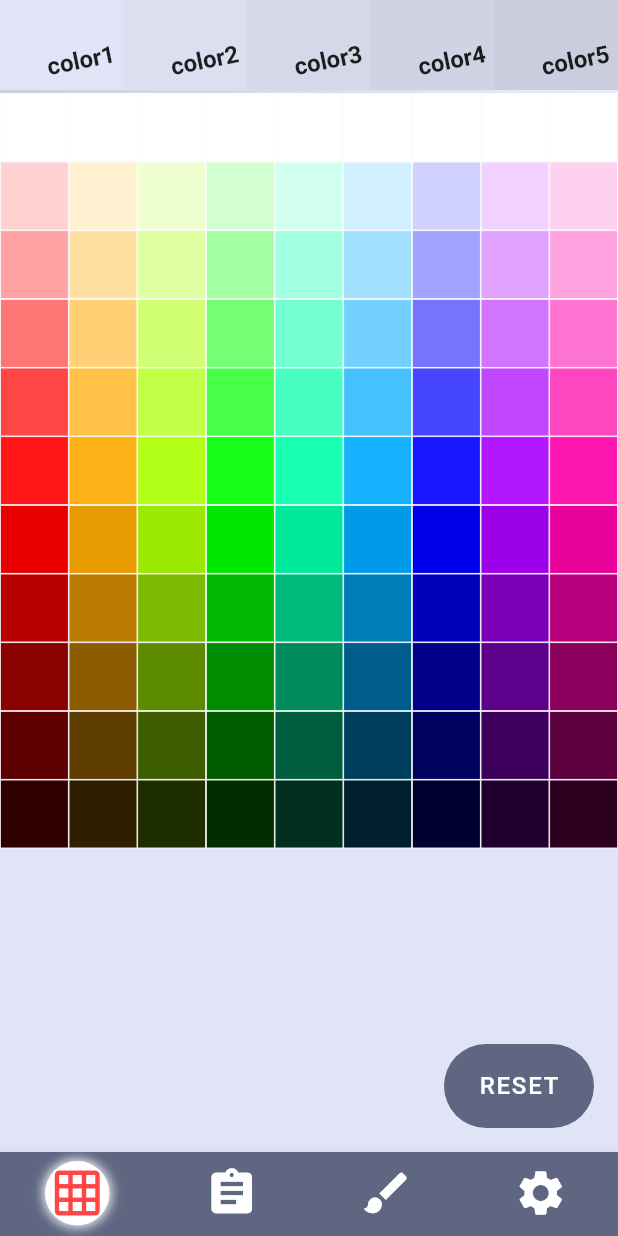
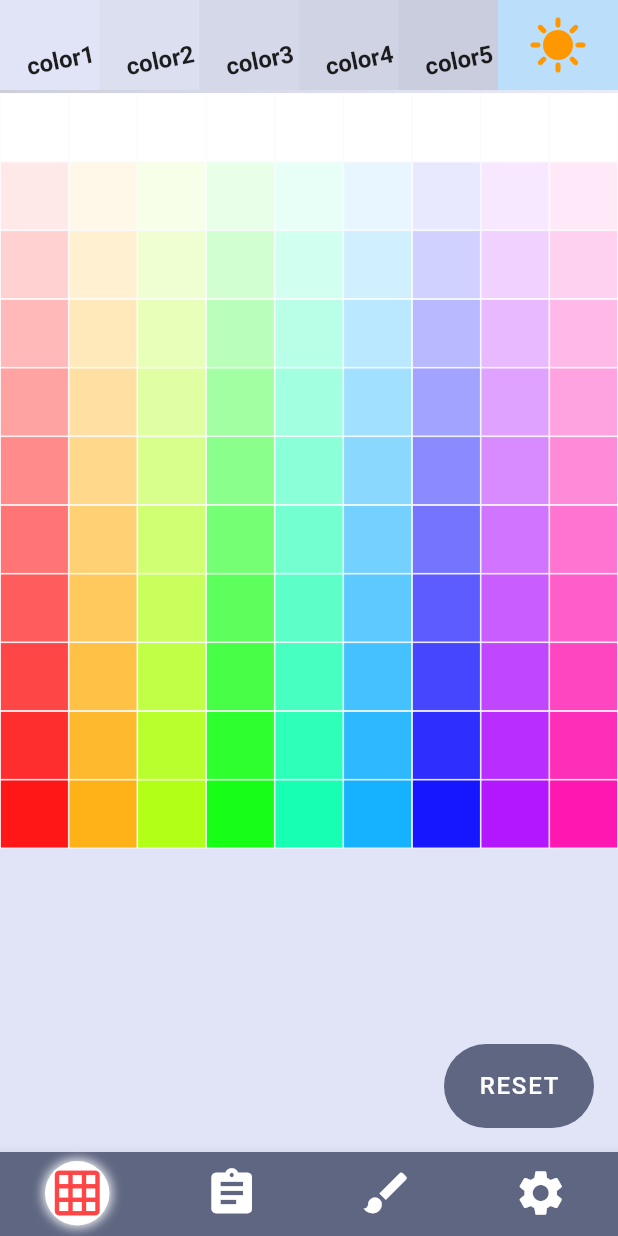
Before and after one commit to shogoisaji/colasol, a Flutter app: the screen it shows after launch, on a phone screen of 412 x 824 dp. Run offline on Flutter 3.47's test engine with Material 2 defaults, Android fonts, the phone set to English and light mode, and no system bars; our stand-ins replace flutter_riverpod, riverpod_annotation, share_plus; generated files the repository leaves out were written again; Roboto replaces fonts that are missing (NotoSansJP).

Commit message:
add light mode

```diff
--- a/lib/model/color_hsv.dart
+++ b/lib/model/color_hsv.dart
@@ -9,16 +9,16 @@ class ColorHelper {
   double saturation = 1.0; // 彩度
   double value = 1.0; // 明度
 
-  Color coordinateToColor(double x, double y) {
+  Color coordinateToColor(double x, double y, bool isLightMode) {
     if (x < 0 || x > 360 || y < -1 || y > 1) return Colors.white;
     // negative -> change saturation
-    if (y < 0) {
-      saturation = 1.0 + y;
+    if (isLightMode) {
+      saturation = y;
       value = 1.0;
       // positive -> change value
     } else {
       saturation = 1.0;
-      value = 1 - y;
+      value = y;
     }
     return HSVColor.fromAHSV(1.0, x, saturation, value).toColor();
   }
--- a/lib/pages/color_select_page.dart
+++ b/lib/pages/color_select_page.dart
@@ -20,10 +20,11 @@ class ColorSelectPage extends ConsumerWidget {
       double x,
       double y,
     ) {
+      bool isLightMode = ref.watch(lightModeProvider);
       Color tappedColor = ref.watch(tappedColorProvider);
       switch (scaleType) {
         case ScaleType.scale1:
-          return ColorHelper().coordinateToColor(x, y);
+          return ColorHelper().coordinateToColor(x, y, isLightMode);
         case ScaleType.scale2:
           return ColorHelper().getDetailColor(x, y, tappedColor);
         case ScaleType.scale3:
@@ -53,7 +54,7 @@ class ColorSelectPage extends ConsumerWidget {
                         Color color = createColor(
                             ref.watch(scaleStateProvider),
                             360 * x / maxHorizontal * scaleRate,
-                            (2 * y - maxVertical) / maxVertical * scaleRate);
+                            y / maxVertical * scaleRate);
                         ref.read(tappedColorProvider.notifier).setColor(color);
                         ref.read(scaleStateProvider.notifier).changeScale();
                       },
@@ -61,7 +62,7 @@ class ColorSelectPage extends ConsumerWidget {
                         data: createColor(
                             ref.watch(scaleStateProvider),
                             360 * x / maxHorizontal * scaleRate,
-                            (2 * y - maxVertical) / maxVertical * scaleRate),
+                            y / maxVertical * scaleRate),
                         feedback: Container(
                           decoration: BoxDecoration(
                             border: Border.all(
@@ -71,9 +72,7 @@ class ColorSelectPage extends ConsumerWidget {
                             color: createColor(
                                 ref.watch(scaleStateProvider),
                                 360 * x / maxHorizontal * scaleRate,
-                                (2 * y - maxVertical) /
-                                    maxVertical *
-                                    scaleRate),
+                                y / maxVertical * scaleRate),
                           ),
                           width: MediaQuery.of(context).size.width /
                               maxHorizontal *
@@ -94,14 +93,9 @@ class ColorSelectPage extends ConsumerWidget {
                             ),
                             color: createColor(
                                 ref.watch(scaleStateProvider),
-                                  360 *
-                                      (x - (startCoordinate['x'] as int)) /
-                                      maxHorizontal *
-                                      scaleRate,
-                                  (2 * (y - startCoordinate['y']! as int) -
-                                          maxVertical) /
-                                      maxVertical *
-                                      scaleRate)),
+                                360 * x / maxHorizontal * scaleRate,
+                                y / maxVertical * scaleRate),
+                          ),
                         ),
                       ))
                 }
--- a/lib/pages/main_page.dart
+++ b/lib/pages/main_page.dart
@@ -82,9 +82,12 @@ class MainPage extends ConsumerWidget {
       ),
       body: SafeArea(
         child: Column(
+          crossAxisAlignment: CrossAxisAlignment.start,
+          children: [
+            Row(
               children: [
                 SizedBox(
-              width: MediaQuery.of(context).size.width,
+                  width: MediaQuery.of(context).size.width - 80,
                   height: 60,
                   child: ListView.builder(
                       scrollDirection: Axis.horizontal,
@@ -98,7 +101,7 @@ class MainPage extends ConsumerWidget {
                           },
                           builder: (context, candidateData, rejectedData) =>
                               Container(
-                        width: MediaQuery.of(context).size.width / 5,
+                            width: (MediaQuery.of(context).size.width - 80) / 5,
                             decoration: BoxDecoration(
                               color: ref.watch(
                                   selectedColorsProvider)['color${index + 1}'],
@@ -114,6 +117,25 @@ class MainPage extends ConsumerWidget {
                           ),
                         );
                       }),
+                ),
+                Expanded(
+                  child: InkWell(
+                    onTap: () {
+                      ref.read(lightModeProvider.notifier).changeMode();
+                    },
+                    child: Container(
+                        color: ref.watch(lightModeProvider)
+                            ? Colors.blue[100]
+                            : Colors.blueGrey[900],
+                        height: 60,
+                        alignment: Alignment.center,
+                        child: ref.watch(lightModeProvider)
+                            ? Icon(Icons.sunny, color: Colors.orange, size: 40)
+                            : Icon(Icons.nightlight_round_sharp,
+                                color: Colors.yellow, size: 40)),
+                  ),
+                ),
+              ],
             ),
             Container(
                 width: double.infinity,
--- a/lib/state/state.dart
+++ b/lib/state/state.dart
@@ -74,3 +74,11 @@ class tappedColor extends _$tappedColor {
 
   void setColor(Color color) => state = color;
 }
+
+@riverpod
+class lightMode extends _$lightMode {
+  @override
+  bool build() => true;
+
+  void changeMode() => state = !state;
+}
```
Also changed, not shown: lib/state/state.g.dart. Lines whose indentation alone changed are shown as unchanged.
